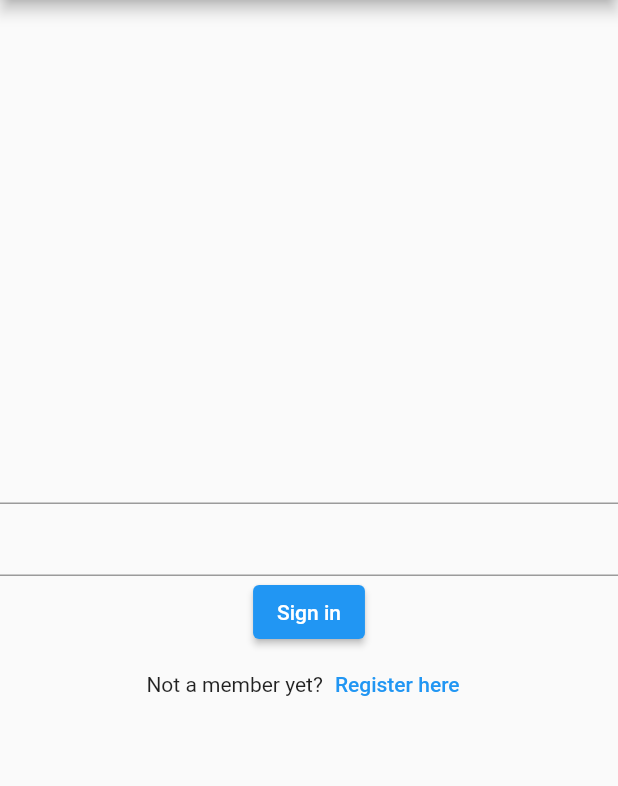
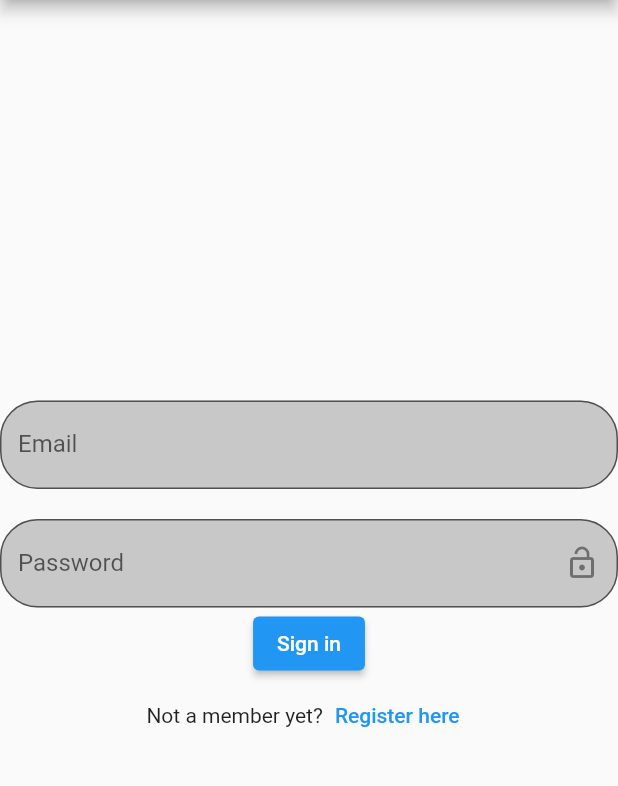
Before and after one commit to irfan87/restaurant_app_flutter, a Flutter app: the screen it shows after launch, on a phone screen of 412 x 824 dp, the part 84-870 px from its top. Run offline on Flutter 3.47's test engine with Material 2 defaults, Android fonts, the phone set to English and light mode, and no system bars; our stand-ins replace firebase_auth, firebase_core; accounts and stored records are empty.

Commit message:
make change for keyboard type for email and hidden password function

```diff
--- a/lib/screens/auth/login.dart
+++ b/lib/screens/auth/login.dart
@@ -25,6 +25,13 @@ class _LoginScreenState extends State<LoginScreen> {
 
   late String email;
   late String password;
+  bool _hidePassword = true;
+
+  @override
+  void initState() {
+    super.initState();
+    _hidePassword = false;
+  }
 
   // user can choose either want to sign up or sign in
   List<Widget> buildWidget() {
@@ -79,15 +86,50 @@ class _LoginScreenState extends State<LoginScreen> {
     }
   }
 
+  // void _toggleHiddenPassword() {
+  //   setState(() {
+  //     _hidePassword = !_hidePassword;
+  //   });
+  // }
+
   // text form field for sign in
   List<Widget> buildTextField() {
     return [
       TextFormField(
         keyboardType: TextInputType.emailAddress,
+        decoration: InputDecoration(
+          labelText: "Email",
+          fillColor: Colors.black.withOpacity(.2),
+          filled: true,
+          border: OutlineInputBorder(
+            borderRadius: BorderRadius.circular(25.0),
+          ),
+        ),
         onSaved: (value) => email = value!,
       ),
+      const SizedBox(
+        height: 20.0,
+      ),
       TextFormField(
-        obscureText: true,
+        obscureText: _hidePassword,
+        decoration: InputDecoration(
+          labelText: "Password",
+          fillColor: Colors.black.withOpacity(.2),
+          filled: true,
+          border: OutlineInputBorder(
+            borderRadius: BorderRadius.circular(25.0),
+          ),
+          suffixIcon: IconButton(
+            icon: _hidePassword == true
+                ? const Icon(Icons.lock)
+                : const Icon(Icons.lock_open),
+            onPressed: () {
+              setState(() {
+                _hidePassword = !_hidePassword;
+              });
+            },
+          ),
+        ),
         onSaved: (value) => password = value!,
       ),
     ];
```
